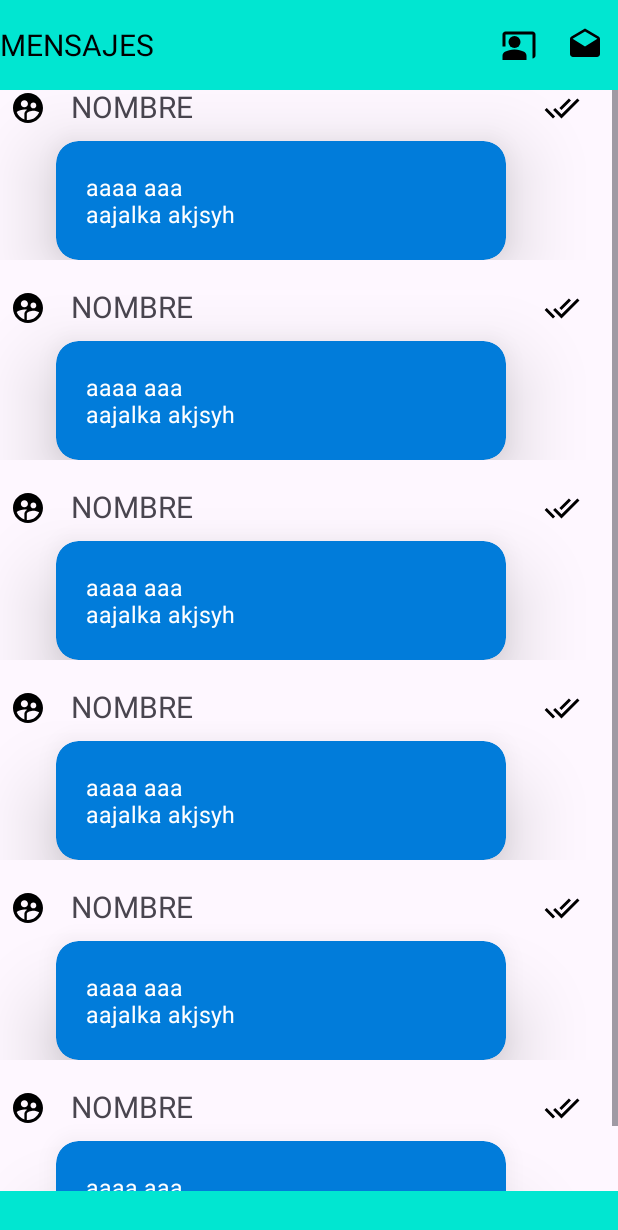
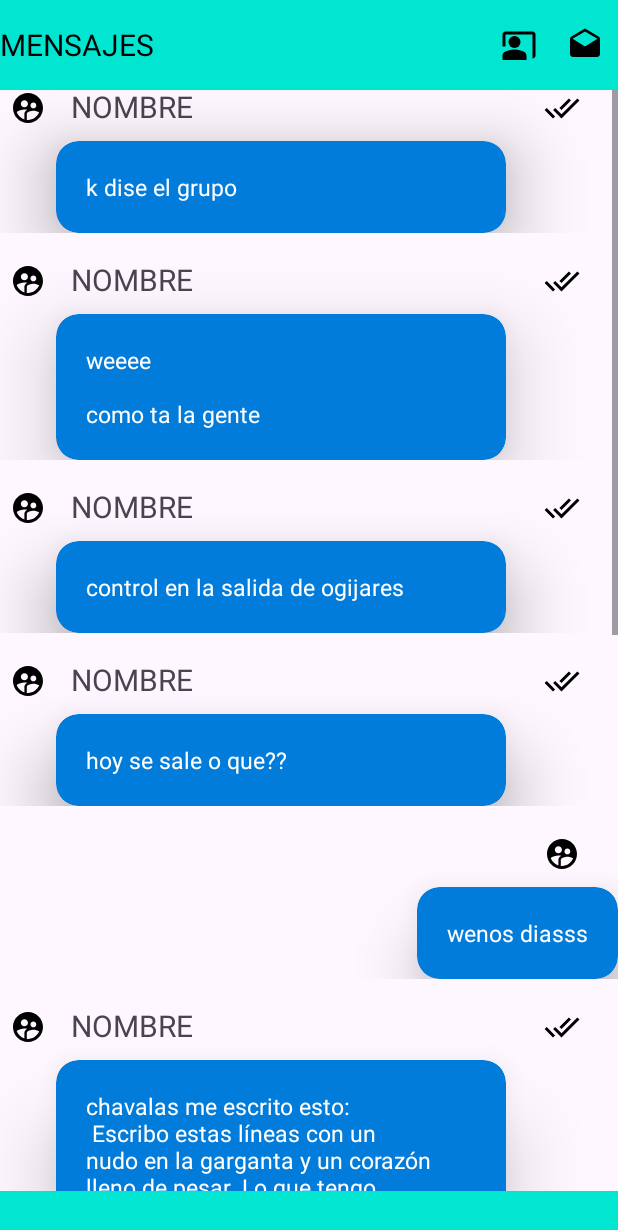
Before and after one commit to MiguelMataRamos/EjerciciosDesarrollo, an Android app: the Maqueta3 screen opened directly, with no data from a screen before it, on a phone screen of 412 x 824 dp. Shown: the top 1230 px of the screen. Run offline under Robolectric (Android 15) with nearby library versions, the phone set to English and light mode, and no system bars.

Commit message:
maqueta 3 final

```diff
--- a/app/src/main/res/layout/activity_maqueta3.xml
+++ b/app/src/main/res/layout/activity_maqueta3.xml
@@ -121,7 +121,7 @@
                         android:layout_width="match_parent"
                         android:layout_height="wrap_content"
                         android:padding="20sp"
-                        android:text="aaaa aaa\naajalka akjsyh"
+                        android:text="k dise el grupo"
                         android:textColor="@color/white"
                         android:textSize="15dp"
 
@@ -188,7 +188,7 @@
                         android:layout_width="match_parent"
                         android:layout_height="wrap_content"
                         android:padding="20sp"
-                        android:text="aaaa aaa\naajalka akjsyh"
+                        android:text="weeee \n\ncomo ta la gente"
                         android:textColor="@color/white"
                         android:textSize="15dp"
                         tools:ignore="TextSizeCheck" />
@@ -254,7 +254,7 @@
                         android:layout_width="match_parent"
                         android:layout_height="wrap_content"
                         android:padding="20sp"
-                        android:text="aaaa aaa\naajalka akjsyh"
+                        android:text="control en la salida de ogijares"
                         android:textColor="@color/white"
                         android:textSize="15dp"
                         tools:ignore="TextSizeCheck" />
@@ -320,7 +320,7 @@
                         android:layout_width="match_parent"
                         android:layout_height="wrap_content"
                         android:padding="20sp"
-                        android:text="aaaa aaa\naajalka akjsyh"
+                        android:text="hoy se sale o que??"
                         android:textColor="@color/white"
                         android:textSize="15dp"
                         tools:ignore="TextSizeCheck" />
@@ -343,50 +343,28 @@
                     android:layout_width="0dp"
                     android:layout_height="wrap_content"
                     android:src="@drawable/user"
-                    app:layout_constraintHorizontal_weight="1"
-                    app:layout_constraintStart_toStartOf="parent"
                     app:layout_constraintTop_toTopOf="parent"
-                    app:layout_constraintEnd_toStartOf="@id/nomb_user5"/>
+                    app:layout_constraintEnd_toEndOf="parent"
+                    android:layout_marginEnd="25dp"/>
 
-                <TextView
-                    android:id="@+id/nomb_user5"
-                    android:textSize="20sp"
-                    android:paddingLeft="10dp"
-                    android:layout_width="0dp"
-                    android:layout_height="wrap_content"
-                    android:text="NOMBRE"
-                    app:layout_constraintStart_toEndOf="@+id/user5"
-                    app:layout_constraintEnd_toStartOf="@+id/estado5"
-                    app:layout_constraintBottom_toBottomOf="@+id/user5"
-                    app:layout_constraintHorizontal_weight="8"/>
 
-                <ImageView
-                    android:id="@+id/estado5"
-                    android:layout_width="0dp"
-                    android:layout_height="wrap_content"
-                    app:layout_constraintHorizontal_weight="2"
-                    android:src="@drawable/chek"
-                    app:layout_constraintEnd_toEndOf="parent"
-                    app:layout_constraintTop_toTopOf="@+id/user5"
-                    app:layout_constraintStart_toEndOf="@+id/nomb_user5"
-                    />
 
                 <androidx.cardview.widget.CardView
-                    android:layout_width="0dp"
+                    android:layout_width="wrap_content"
                     android:layout_height="wrap_content"
-                    app:layout_constraintTop_toBottomOf="@id/nomb_user5"
-                    app:layout_constraintStart_toStartOf="@id/nomb_user5"
-                    app:layout_constraintEnd_toStartOf="@id/estado5"
+                    app:layout_constraintEnd_toEndOf="parent"
                     android:layout_marginTop="10dp"
                     app:cardBackgroundColor="@color/msg"
                     app:cardCornerRadius="15dp"
-                    app:cardElevation="30dp">
+                    app:cardElevation="30dp"
+                    app:layout_constraintTop_toBottomOf="@+id/user5"
+                    >
 
                     <TextView
                         android:layout_width="match_parent"
                         android:layout_height="wrap_content"
                         android:padding="20sp"
-                        android:text="aaaa aaa\naajalka akjsyh"
+                        android:text="wenos diasss"
                         android:textColor="@color/white"
                         android:textSize="15dp"
                         tools:ignore="TextSizeCheck" />
@@ -452,7 +430,36 @@
                         android:layout_width="match_parent"
                         android:layout_height="wrap_content"
                         android:padding="20sp"
-                        android:text="aaaa aaa\naajalka akjsyh"
+                        android:text="chavalas me escrito esto:\n
+Escribo estas líneas con un nudo en la garganta y un corazón
+                                        lleno de pesar. Lo que tengo que decir es difícil y sé que
+                                        va a herir, pero creo que mereces la verdad y la sinceridad
+                                        en este momento.
+
+                                        He llegado a una encrucijada en mi vida donde siento la
+                                        necesidad de tomar un camino diferente. Esta decisión no
+                                        implica que los momentos que compartimos no hayan sido
+                                        significativos o que no te valore como persona. Simplemente,
+                                        creo que necesito espacio para crecer y entender mejor quién
+                                         soy fuera de esta relación.
+
+                                        Entiendo que esto puede ser impactante y doloroso, y lo
+                                        siento sinceramente. No es mi intención herirte, pero creo
+                                        que es justo para ambos ser honestos sobre nuestros
+                                        sentimientos.
+
+                                        Aprecio profundamente todo lo que hemos compartido y el
+                                        tiempo que pasamos juntos. Eres una persona increíble y
+                                        mereces alguien que esté completamente comprometido y seguro
+                                         en la relación. Creo que es lo mejor para ambos seguir
+                                         caminos separados en este momento.
+
+                                        Te deseo lo mejor en tu viaje y espero que encuentres la
+                                        felicidad y el amor que mereces. Aprecio todo lo que fuiste
+                                        para mí y siempre llevaré los buenos recuerdos en mi corazón.
+
+                                        Con pesar y respeto,"
+
                         android:textColor="@color/white"
                         android:textSize="15dp"
                         tools:ignore="TextSizeCheck" />
```
